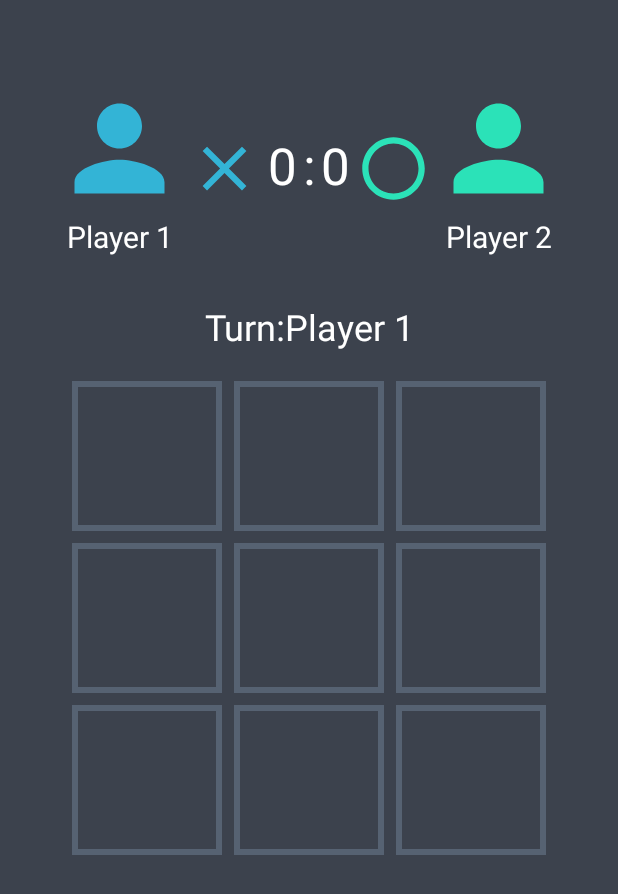
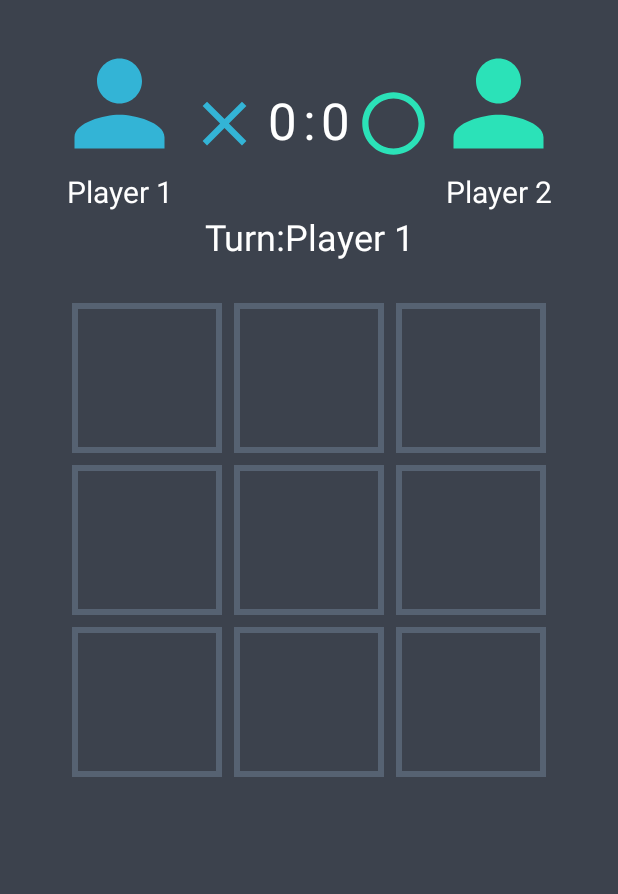
Before and after one commit to AndreMP93/Quiz-Cross, an Android app: the NewGameActivity screen opened directly, with no data from a screen before it, on a phone screen of 412 x 824 dp. Shown: the top 894 px of the screen. Run offline under Robolectric (Android 15) with nearby library versions, the phone set to English and light mode, and no system bars.

Commit message:
Atualização 02/04/2023 Ajustes

```diff
--- a/app/build.gradle
+++ b/app/build.gradle
@@ -44,6 +44,7 @@ dependencies {
     implementation 'androidx.appcompat:appcompat:1.6.0'
     implementation 'com.google.android.material:material:1.8.0'
     implementation 'androidx.constraintlayout:constraintlayout:2.1.4'
+    implementation 'androidx.gridlayout:gridlayout:1.0.0'
     testImplementation 'junit:junit:4.13.2'
     androidTestImplementation 'androidx.test.ext:junit:1.1.5'
     androidTestImplementation 'androidx.test.espresso:espresso-core:3.5.1'
--- a/app/src/main/java/com/example/quizcross/activity/NewGameActivity.kt
+++ b/app/src/main/java/com/example/quizcross/activity/NewGameActivity.kt
@@ -1,5 +1,6 @@
 package com.example.quizcross.activity
 
+import android.app.ProgressDialog
 import android.content.Context
 import android.content.DialogInterface
 import androidx.appcompat.app.AppCompatActivity
@@ -34,6 +35,7 @@ class NewGameActivity : AppCompatActivity() {
     private lateinit var categories: MutableList<Int>
     private var selectedLine by Delegates.notNull<Int>()
     private var selectedColumn by Delegates.notNull<Int>()
+
 
     override fun onCreate(savedInstanceState: Bundle?) {
         super.onCreate(savedInstanceState)
@@ -160,9 +162,37 @@ class NewGameActivity : AppCompatActivity() {
                 showSnackbar(getString(R.string.wrong_answer_message))
             }
         }
+
+        questionViewModel.isRequestingQuestion.observe(this){
+            if(it){
+                val progressDialog = ProgressDialog(this)
+                progressDialog.setMessage("Loading...")
+                progressDialog.show()
+
+
+            }
+        }
     }
 
     private fun settingMatrix(){
+
+//        val displayMetrics = resources.displayMetrics
+//        val screenWidth = displayMetrics.widthPixels
+//        val layoutParams = newGameBinding.matrix.position00.layoutParams
+//        layoutParams.width = (screenWidth * 0.3).toInt()
+//        layoutParams.height = (screenWidth * 0.3).toInt()
+//
+//        newGameBinding.matrix.position00.layoutParams = layoutParams
+//        newGameBinding.matrix.position01.layoutParams = layoutParams
+//        newGameBinding.matrix.position02.layoutParams = layoutParams
+//        newGameBinding.matrix.position10.layoutParams = layoutParams
+//        newGameBinding.matrix.position11.layoutParams = layoutParams
+//        newGameBinding.matrix.position12.layoutParams = layoutParams
+//        newGameBinding.matrix.position20.layoutParams = layoutParams
+//        newGameBinding.matrix.position21.layoutParams = layoutParams
+//        newGameBinding.matrix.position22.layoutParams = layoutParams
+
+
         newGameBinding.matrix.position00.setOnClickListener {
             selectedLine = 0
             selectedColumn = 0
--- a/app/src/main/res/layout/activity_new_game.xml
+++ b/app/src/main/res/layout/activity_new_game.xml
@@ -16,7 +16,6 @@
         android:layout_marginEnd="8dp"
         android:gravity="center"
         android:orientation="horizontal"
-        app:layout_constraintBottom_toTopOf="@+id/textTurn"
         app:layout_constraintEnd_toEndOf="parent"
         app:layout_constraintStart_toStartOf="parent"
         app:layout_constraintTop_toTopOf="parent">
@@ -130,18 +129,18 @@
         android:text="@string/turn"
         android:textColor="@color/white"
         android:textSize="24sp"
-        app:layout_constraintBottom_toTopOf="@+id/matrix"
         app:layout_constraintEnd_toEndOf="parent"
-        app:layout_constraintStart_toStartOf="parent" />
+        app:layout_constraintStart_toStartOf="parent"
+        app:layout_constraintTop_toBottomOf="@+id/linearLayout8" />
 
     <include
         android:id="@+id/matrix"
         layout="@layout/matrix"
         android:layout_width="wrap_content"
         android:layout_height="wrap_content"
-        app:layout_constraintBottom_toBottomOf="parent"
+        android:layout_marginTop="8dp"
         app:layout_constraintEnd_toEndOf="parent"
         app:layout_constraintStart_toStartOf="parent"
-        app:layout_constraintTop_toTopOf="parent" />
+        app:layout_constraintTop_toBottomOf="@+id/textTurn" />
 
 </androidx.constraintlayout.widget.ConstraintLayout>
--- a/app/src/main/res/layout/activity_settings.xml
+++ b/app/src/main/res/layout/activity_settings.xml
@@ -146,8 +146,8 @@
 
     <TableLayout
         android:id="@+id/tableLayout"
-        android:layout_width="409dp"
-        android:layout_height="215dp"
+        android:layout_width="0dp"
+        android:layout_height="wrap_content"
         android:padding="8dp"
         app:layout_constraintEnd_toEndOf="parent"
         app:layout_constraintStart_toStartOf="parent"
@@ -175,6 +175,7 @@
                 android:layout_weight="1"
                 android:buttonTint="@color/white"
                 android:checked="true"
+                android:maxLines="2"
                 android:text="@string/generalKnowledge"
                 android:textColor="@color/white"
                 android:textSize="16sp" />
@@ -192,6 +193,7 @@
                 android:layout_weight="1"
                 android:buttonTint="@color/white"
                 android:checked="true"
+                android:nestedScrollingEnabled="true"
                 android:text="@string/scienceNature"
                 android:textColor="@color/white"
                 android:textSize="16sp" />
```
Also changed, not shown: 4 other files.
